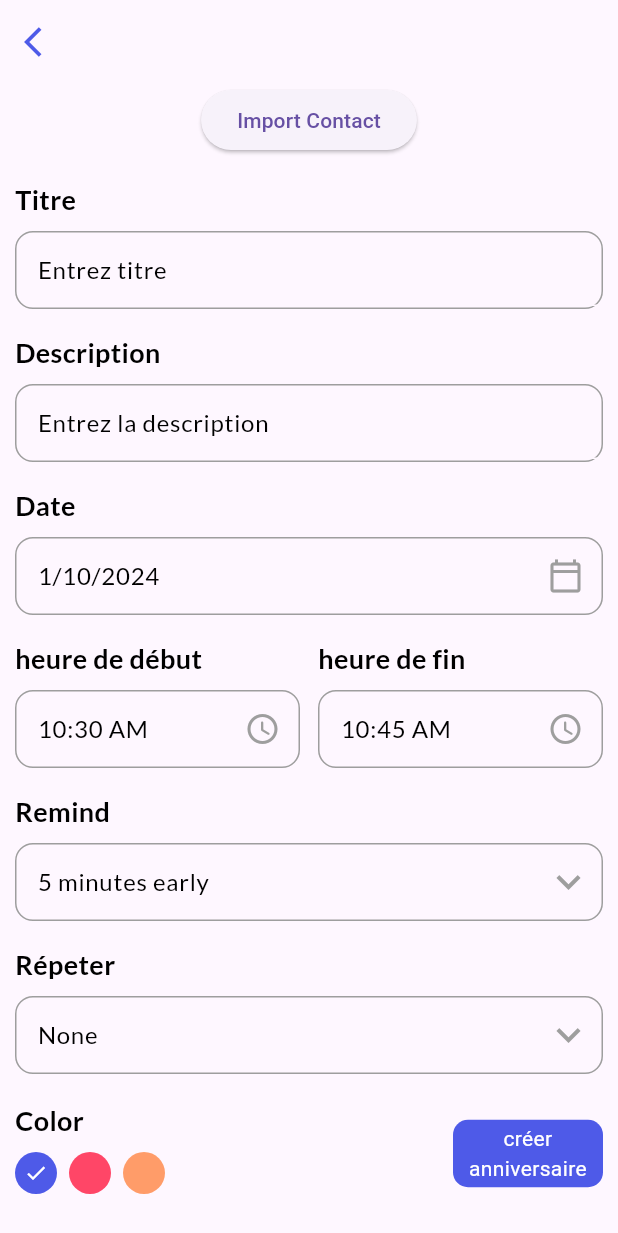
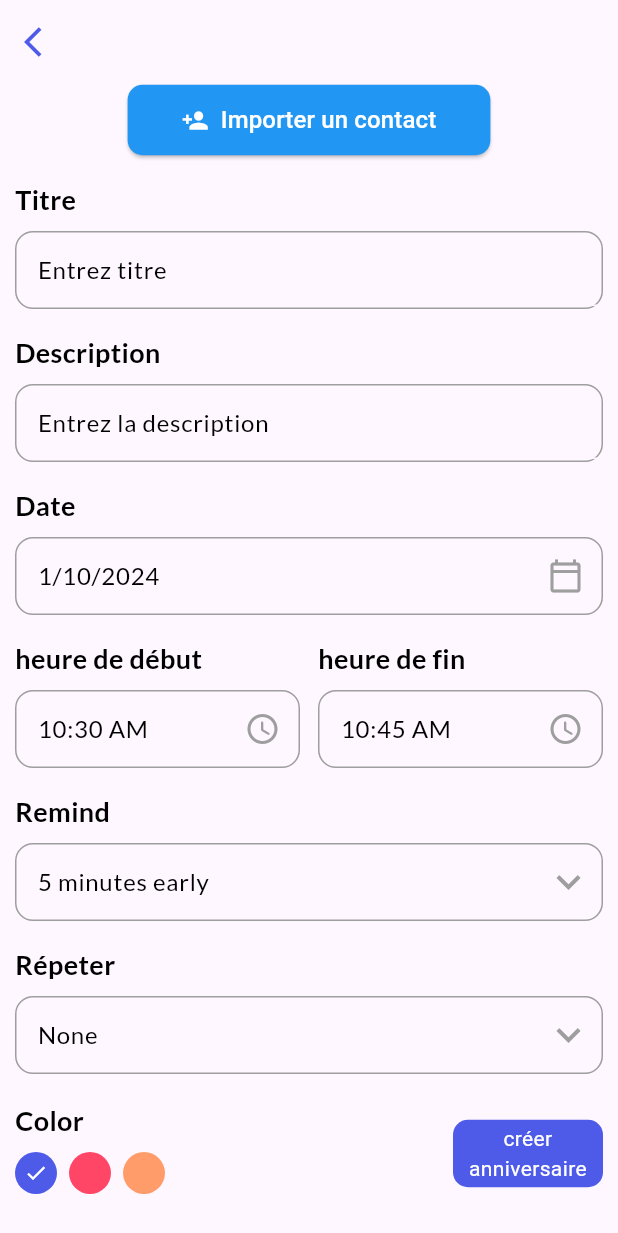
Before and after one commit to zackdarklord/flutter-project, a Flutter app: the AddBDPage screen opened directly, on a phone screen of 412 x 824 dp. Shown: the top 1233 px of the screen. Run offline on Flutter 3.47's test engine with Material 3 defaults, Android fonts, the phone set to English and light mode, and no system bars; our stand-ins replace contacts_service, date_picker_timeline, flutter_staggered_animations, flutter_svg, fluttertoast, get and 5 more; accounts and stored records are empty.

Commit message:
import contact

```diff
--- a/lib/ui/pages/add_BD_page.dart
+++ b/lib/ui/pages/add_BD_page.dart
@@ -65,8 +65,29 @@ class _AddBDPageState extends State<AddBDPage> {
                 onPressed: () async {
                   await _importContact();
                 },
-                child: Text('Import Contact'),
+                style: ElevatedButton.styleFrom(
+                  primary: Colors.blue, // Background color
+                  onPrimary: Colors.white, // Text color
+                  shape: RoundedRectangleBorder(
+                    borderRadius: BorderRadius.circular(10.0), // Rounded corners
+                  ),
+                ),
+                child: Padding(
+                  padding: const EdgeInsets.all(12.0),
+                  child: Row(
+                    mainAxisSize: MainAxisSize.min,
+                    children: [
+                      Icon(Icons.person_add), // Icon before text
+                      SizedBox(width: 8.0),
+                      Text(
+                        'Importer un contact',
+                        style: TextStyle(fontSize: 16.0),
+                      ),
+                    ],
+                  ),
+                ),
               ),
+
               InputField(
                 title: 'Titre',
                 hint: 'Entrez titre',
@@ -394,9 +415,16 @@ class _AddBDPageState extends State<AddBDPage> {
             _selectedContact = selectedContact;
             _titleController.text =
             '${selectedContact.givenName} ${selectedContact.familyName}';
+
+            // Extract day and month from contact's birthday
+            int day = selectedContact.birthday?.day ?? 1;
+            int month = selectedContact.birthday?.month ?? 1;
+
+            // Set the selected date with the extracted day and month and current year
+            _selectedDate = DateTime(DateTime.now().year, month, day);
+
             _noteController.text =
-            "c'est l'anniversaire de  ${selectedContact.givenName}";
-            _selectedDate = selectedContact.birthday ?? DateTime.now();
+            "c'est l'anniversaire de ${selectedContact.givenName}";
           });
         }
       });
@@ -405,4 +433,5 @@ class _AddBDPageState extends State<AddBDPage> {
     }
   }
 
+
 }
```
Also changed, not shown: lib/db/db_helper.dart (+32 -0 lines).
